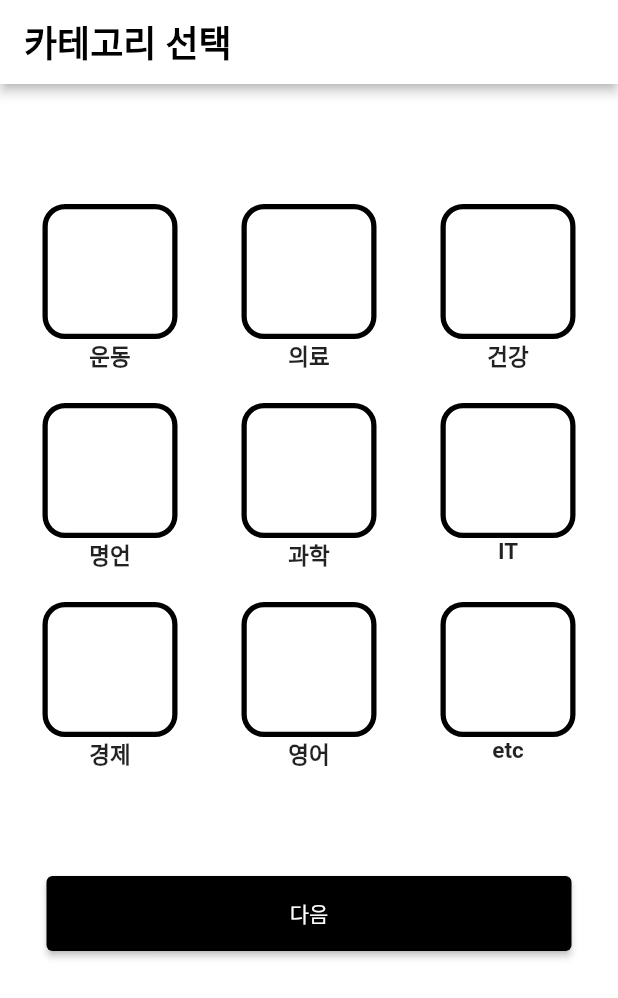
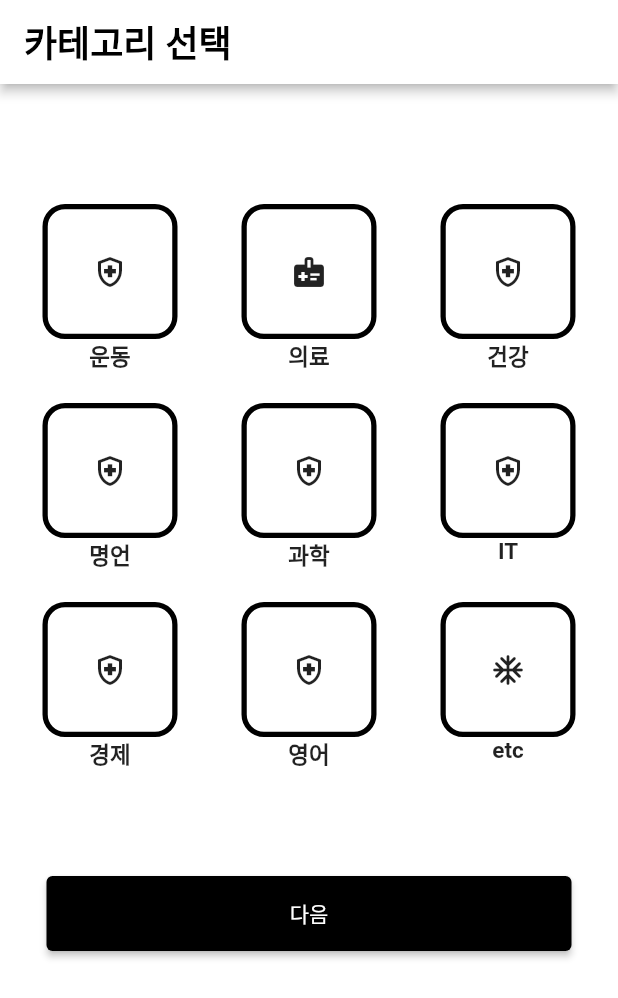
Before and after one commit to dlswns2480/HARU, a Flutter app: the screen it shows after launch, on a phone screen of 412 x 824 dp. Shown: the top 998 px of the screen. Run offline on Flutter 3.47's test engine with Material 2 defaults, Android fonts, the light colour scheme and no system bars.

Commit message:
Insert Icon each index

```diff
--- a/haru/lib/screens/initial_category_screen.dart
+++ b/haru/lib/screens/initial_category_screen.dart
@@ -10,6 +10,17 @@ var categoryItem = [
   '경제',
   '영어',
   'etc',
+];
+var icon_list = [
+  Icons.health_and_safety_outlined,
+  Icons.medical_information,
+  Icons.health_and_safety_outlined,
+  Icons.health_and_safety_outlined,
+  Icons.health_and_safety_outlined,
+  Icons.health_and_safety_outlined,
+  Icons.health_and_safety_outlined,
+  Icons.health_and_safety_outlined,
+  Icons.ac_unit_rounded
 ];
 
 final List<bool> _selectedCategorys = <bool>[
@@ -91,6 +102,7 @@ class _CategorySelectState extends State<CategorySelect> {
                                       : Colors.black,
                                   width: 3.5),
                             ),
+                            child: Icon(icon_list[index]),
                           ),
                         ),
                         Text(
```
